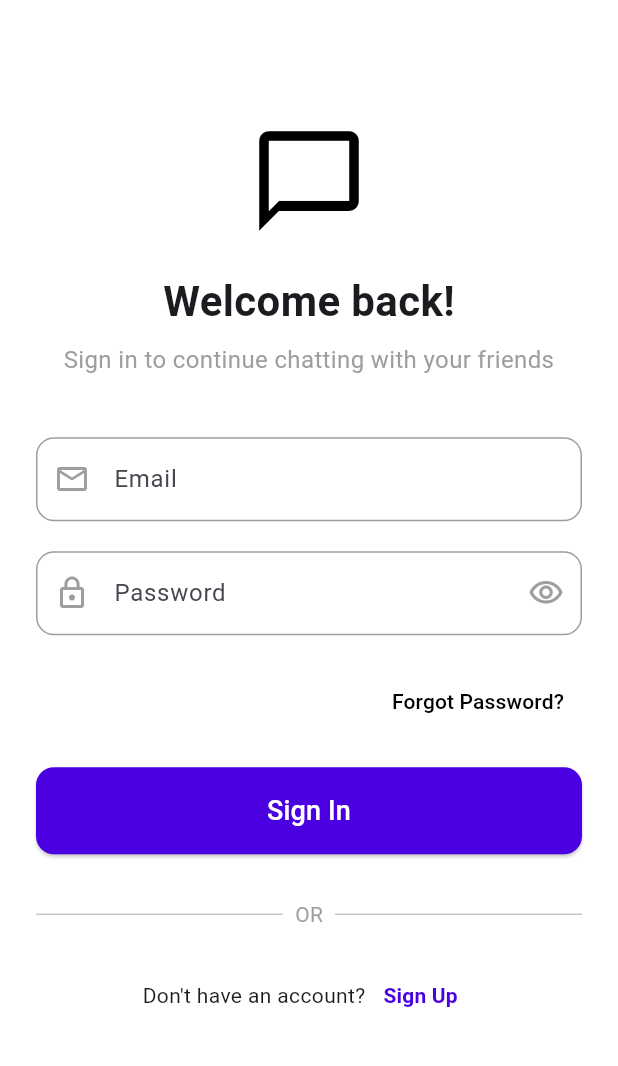
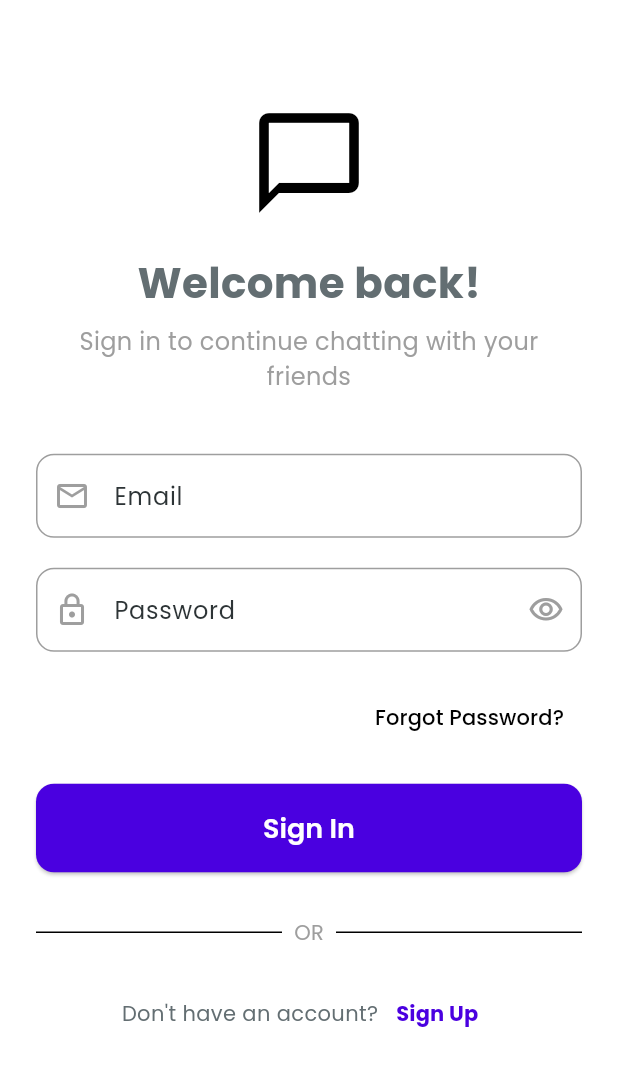
Before and after one commit to Tushar-Ravaliya/Buzzify, a Flutter app: the screen it shows after launch, on a phone screen of 412 x 824 dp. Shown: the top 1066 px of the screen. Run offline on Flutter 3.47's test engine with Material 3 defaults, Android fonts, the phone set to English and light mode, and no system bars; our stand-ins replace firebase_core, get, google_fonts, image_picker; accounts and stored records are empty.

Commit message:
Implement app theme and refactor authentication screens to use SigninScreen

```diff
--- /dev/null
+++ b/lib/common/theme/app_theme.dart
@@ -0,0 +1,116 @@
+import 'package:flutter/material.dart';
+import 'package:google_fonts/google_fonts.dart';
+
+class AppTheme {
+  static const Color primaryColor = Color(0xFF6C5CE7);
+  static const Color secondaryColor = Color(0xFF74B9FF);
+  static const Color accentColor = Color(0xFFFD79A8);
+  static const Color backgroundColor = Color(0xFFF8F9Fa);
+  static const Color cardColor = Color(0xFFFFFFFF);
+  static const Color textPrimaryColor = Color(0xFF2d3436);
+  static const Color textSecondaryColor = Color(0xFF636e72);
+  static const Color borderColor = Color(0xFFB2BEC3);
+  static const Color errorColor = Color(0xFFE17055);
+
+  static ThemeData lightTheme = ThemeData(
+    useMaterial3: true,
+    colorScheme: ColorScheme.light(
+      primary: primaryColor,
+      secondary: secondaryColor,
+      surface: backgroundColor,
+      onPrimary: Colors.white,
+      onSecondary: Colors.white,
+      error: errorColor,
+      onSurface: textPrimaryColor,
+    ),
+    textTheme: GoogleFonts.poppinsTextTheme().copyWith(
+      headlineLarge: GoogleFonts.poppins(
+        fontSize: 32,
+        fontWeight: FontWeight.bold,
+        color: textPrimaryColor,
+      ),
+      headlineMedium: GoogleFonts.poppins(
+        fontSize: 24,
+        fontWeight: FontWeight.w600,
+        color: textPrimaryColor,
+      ),
+      headlineSmall: GoogleFonts.poppins(
+        fontSize: 20,
+        fontWeight: FontWeight.w500,
+        color: textPrimaryColor,
+      ),
+      bodyLarge: GoogleFonts.poppins(
+        fontSize: 16,
+        fontWeight: FontWeight.normal,
+        color: textPrimaryColor,
+      ),
+      bodyMedium: GoogleFonts.poppins(
+        fontSize: 14,
+        fontWeight: FontWeight.normal,
+        color: textSecondaryColor,
+      ),
+      bodySmall: GoogleFonts.poppins(
+        fontSize: 12,
+        fontWeight: FontWeight.normal,
+        color: textSecondaryColor,
+      ),
+    ),
+    appBarTheme: AppBarTheme(
+      backgroundColor: Colors.transparent,
+      elevation: 0,
+      centerTitle: true,
+      titleTextStyle: GoogleFonts.poppins(
+        fontSize: 18,
+        fontWeight: FontWeight.w600,
+        color: textPrimaryColor,
+      ),
+      iconTheme: IconThemeData(color: textPrimaryColor),
+    ),
+    elevatedButtonTheme: ElevatedButtonThemeData(
+      style: ElevatedButton.styleFrom(
+        backgroundColor: primaryColor,
+        foregroundColor: Colors.white,
+        padding: const EdgeInsets.symmetric(vertical: 32, horizontal: 16),
+        shape: RoundedRectangleBorder(borderRadius: BorderRadius.circular(12)),
+        textStyle: GoogleFonts.poppins(
+          fontSize: 16,
+          fontWeight: FontWeight.w600,
+        ),
+      ),
+    ),
+    cardTheme: CardThemeData(
+      color: cardColor,
+      elevation: 0,
+      shape: RoundedRectangleBorder(
+        borderRadius: BorderRadius.circular(16),
+        side: BorderSide(color: borderColor, width: 1),
+      ),
+    ),
+    inputDecorationTheme: InputDecorationTheme(
+      filled: true,
+      fillColor: cardColor,
+      border: OutlineInputBorder(
+        borderRadius: BorderRadius.circular(12),
+        borderSide: BorderSide(color: borderColor),
+      ),
+      focusedBorder: OutlineInputBorder(
+        borderRadius: BorderRadius.circular(12),
+        borderSide: BorderSide(color: primaryColor, width: 2),
+      ),
+      enabledBorder: OutlineInputBorder(
+        borderRadius: BorderRadius.circular(12),
+        borderSide: BorderSide(color: borderColor),
+      ),
+      errorBorder: OutlineInputBorder(
+        borderRadius: BorderRadius.circular(12),
+        borderSide: BorderSide(color: errorColor),
+      ),
+      contentPadding: const EdgeInsets.symmetric(vertical: 16, horizontal: 16),
+    ),
+    floatingActionButtonTheme: FloatingActionButtonThemeData(
+      backgroundColor: primaryColor,
+      foregroundColor: Colors.white,
+      elevation: 0,
+    ),
+  );
+}
--- a/lib/features/auth/reset_confirmation_screen.dart
+++ b/lib/features/auth/reset_confirmation_screen.dart
@@ -107,7 +107,7 @@ class ResetConfirmationScreen extends StatelessWidget {
                   Navigator.push(
                     context,
                     MaterialPageRoute(
-                      builder: (context) => const LoginScreen(),
+                      builder: (context) => const SigninScreen(),
                     ),
                   );
                 },
--- a/lib/features/auth/signin_screen.dart
+++ b/lib/features/auth/signin_screen.dart
@@ -7,8 +7,8 @@ import '../../common/constants/app_icons.dart';
 import '../../common/widgets/custom_button.dart';
 import '../../common/widgets/custom_text_field.dart';
 
-class LoginScreen extends StatelessWidget {
-  const LoginScreen({super.key});
+class SigninScreen extends StatelessWidget {
+  const SigninScreen({super.key});
 
   @override
   Widget build(BuildContext context) {
--- a/lib/features/auth/signup_screen.dart
+++ b/lib/features/auth/signup_screen.dart
@@ -102,7 +102,7 @@ class SignupScreen extends StatelessWidget {
                       Navigator.push(
                         context,
                         MaterialPageRoute(
-                          builder: (context) => const LoginScreen(),
+                          builder: (context) => const SigninScreen(),
                         ),
                       );
                     },
--- /dev/null
+++ b/lib/features/auth/splash_view.dart
@@ -0,0 +1,10 @@
+import 'package:flutter/material.dart';
+
+class SplashView extends StatelessWidget {
+  const SplashView({super.key});
+
+  @override
+  Widget build(BuildContext context) {
+    return const Placeholder();
+  }
+}
--- a/lib/features/profile/profile_screen.dart
+++ b/lib/features/profile/profile_screen.dart
@@ -90,7 +90,7 @@ class ProfileScreen extends StatelessWidget {
                   Navigator.push(
                     context,
                     MaterialPageRoute(
-                      builder: (context) => const LoginScreen(),
+                      builder: (context) => const SigninScreen(),
                     ),
                   );
                 },
--- a/lib/main.dart
+++ b/lib/main.dart
@@ -1,7 +1,13 @@
+import 'package:buzzify/common/theme/app_theme.dart';
+import 'package:buzzify/routes/app_pages.dart';
+import 'package:firebase_core/firebase_core.dart' show Firebase;
 import 'package:flutter/material.dart';
+import 'package:get/get_navigation/get_navigation.dart';
 import 'features/auth/signin_screen.dart';
 
-void main() {
+void main() async {
+  WidgetsFlutterBinding.ensureInitialized();
+  await Firebase.initializeApp();
   runApp(const MyApp());
 }
 
@@ -10,11 +16,14 @@ class MyApp extends StatelessWidget {
 
   @override
   Widget build(BuildContext context) {
-    return MaterialApp(
+    return GetMaterialApp(
       title: 'Buzzify',
+      theme: AppTheme.lightTheme,
+      themeMode: ThemeMode.light,
+      initialRoute: AppPages.initial,
+      getPages: AppPages.routes,
       debugShowCheckedModeBanner: false,
-      theme: ThemeData(primarySwatch: Colors.blue),
-      home: const LoginScreen(),
+      home: const SigninScreen(),
     );
   }
 }
--- /dev/null
+++ b/lib/routes/app_pages.dart
@@ -0,0 +1,73 @@
+import 'package:buzzify/features/auth/signin_screen.dart';
+import 'package:buzzify/routes/app_routes.dart';
+import 'package:get/route_manager.dart';
+
+
+class AppPages {
+  static const initial = AppRoutes.login;
+
+  static final routes = [
+    // GetPage(name: AppRoutes.splash, page: () => const SplashView()),
+    GetPage(name: AppRoutes.login, page: () => const SigninScreen()),
+    // GetPage(name: AppRoutes.register, page: () => const RegisterView(),
+    // binding: BindingsBuilder(() {
+    //   Get.put(RegisterController());
+    // }),
+    // ),
+    // GetPage(name: AppRoutes.home, page: () => const HomePage(),
+    // binding: BindingsBuilder(() {
+    //   Get.put(HomeController());
+    // }),
+    // ),
+    // GetPage(
+    //   name: AppRoutes.main,
+    //   page: () => const MainView(),
+
+    //   binding: BindingsBuilder(() {
+    //     Get.put(MainController());
+    //   }),
+    // ),
+    // GetPage(
+    //   name: AppRoutes.profile,
+    //   page: () => const ProfileView(),
+    //   binding: BindingsBuilder(() {
+    //     Get.put(ProfileController());
+    //   }),
+    // ),
+    // GetPage(
+    //   name: AppRoutes.chat,
+    //   page: () => const ChatView(),
+    //   binding: BindingsBuilder(() {
+    //     Get.put(ChatController());
+    //   }),
+    // ),
+    // GetPage(
+    //   name: AppRoutes.userList,
+    //   page: () => const UserListView(),
+    //   binding: BindingsBuilder(() {
+    //     Get.put(UserListController());
+    //   }),
+    // ),
+    // GetPage(
+    //   name: AppRoutes.friends,
+    //   page: () => const FriendsView(),
+    //   binding: BindingsBuilder(() {
+    //     Get.put(FriendsController());
+    //   }),
+    // ),
+    // GetPage(
+    //   name: AppRoutes.friendRequests,
+    //   page: () => const FriendRequestsView(),
+    //   binding: BindingsBuilder(() {
+    //     Get.put(FriendRequestsController());
+    //   }),
+    // ),
+    // GetPage(
+    //   name: AppRoutes.notifications,
+    //   page: () => const NotificationsView(),
+    //   binding: BindingsBuilder(() {
+    //     Get.put(NotificationController());
+    //   }),
+    // ),
+  ];
+}
--- /dev/null
+++ b/lib/routes/app_routes.dart
@@ -0,0 +1,15 @@
+class AppRoutes {
+  static const String splash = '/';
+  static const String home = '/home';
+  static const String main = '/main';
+  static const String login = '/login';
+  static const String register = '/register';
+  static const String forgotPassword = '/forgot-Password';
+  static const String changePassword = '/change-Password';
+  static const String profile = '/profile';
+  static const String chat = '/chat';
+  static const String userList = '/user-list';
+  static const String friends = '/friends';
+  static const String friendRequests = '/friend-requests';
+  static const String notifications = '/notifications';
+}
```
